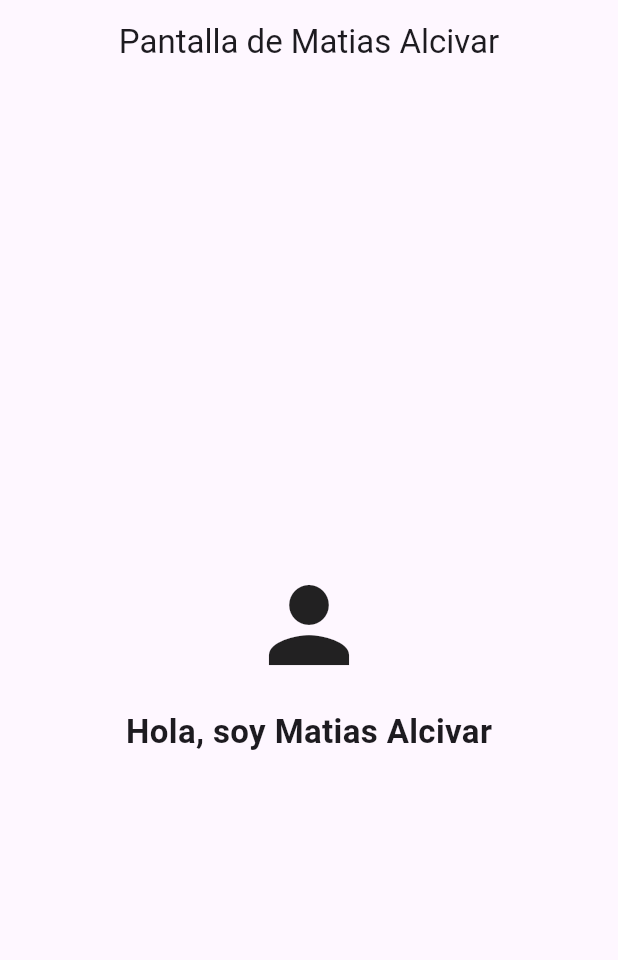
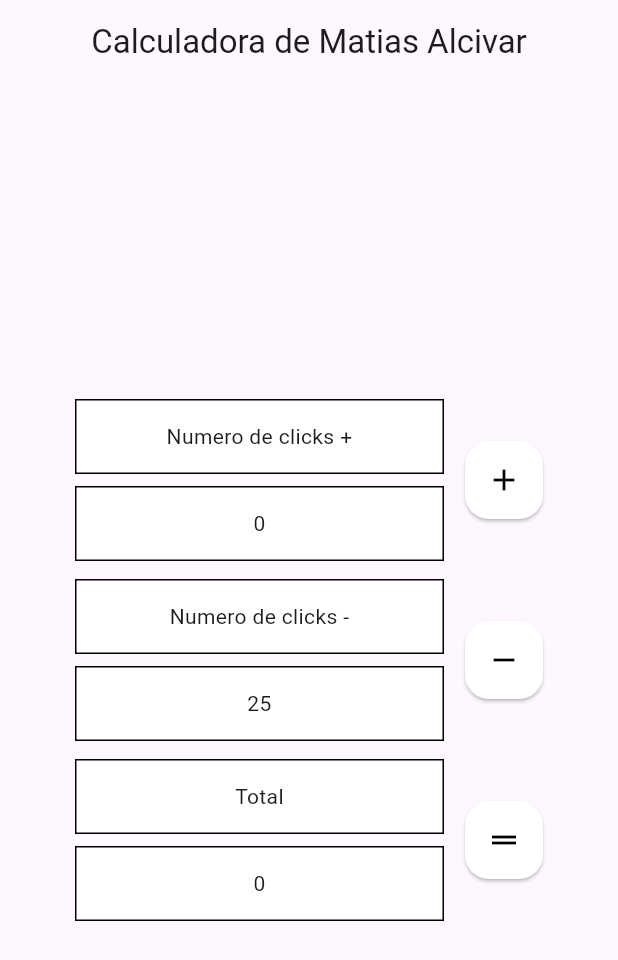
Before and after one commit to Aleeeee10/Trabajo-Clase-Pantalla-Flutter, a Flutter app: the screen it shows after launch, on a phone screen of 412 x 824 dp. Shown: the top 960 px of the screen. Run offline on Flutter 3.47's test engine with Material 3 defaults, Android fonts, the phone set to English and light mode, and no system bars.

Commit message:
Agregar calculadora a la pantalla de Matias

```diff
--- a/lib/presentacion/screens/mipantalla.dart
+++ b/lib/presentacion/screens/mipantalla.dart
@@ -1,28 +1,111 @@
 import 'package:flutter/material.dart';
 
-class MiPantalla extends StatelessWidget {
+class MiPantalla extends StatefulWidget {
   const MiPantalla({super.key});
+
+  @override
+  State<MiPantalla> createState() => _MiPantallaState();
+}
+
+class _MiPantallaState extends State<MiPantalla> {
+  int _contadorPositivo = 0;
+  int _contadorRegresivo = 25;
+  int _total = 0;
 
   @override
   Widget build(BuildContext context) {
     return Scaffold(
       appBar: AppBar(
-        title: const Text('Pantalla de Matias Alcivar'),
+        title: const Text('Calculadora de Matias Alcivar'),
         centerTitle: true,
       ),
-      body: const Center(
-        child: Column(
-          mainAxisSize: MainAxisSize.min,
-          children: [
-            Icon(Icons.person, size: 80),
-            SizedBox(height: 16),
-            Text(
-              'Hola, soy Matias Alcivar',
-              style: TextStyle(fontSize: 22, fontWeight: FontWeight.bold),
+      body: Center(
+        child: ConstrainedBox(
+          constraints: const BoxConstraints(maxWidth: 360),
+          child: Padding(
+            padding: const EdgeInsets.all(24),
+            child: Column(
+              mainAxisSize: MainAxisSize.min,
+              children: [
+                _filaContador(
+                  titulo: 'Numero de clicks +',
+                  valor: _contadorPositivo,
+                  icono: Icons.add,
+                  accion: () => setState(() => _contadorPositivo++),
+                ),
+                const SizedBox(height: 12),
+                _filaContador(
+                  titulo: 'Numero de clicks -',
+                  valor: _contadorRegresivo,
+                  icono: Icons.remove,
+                  accion: () => setState(() {
+                    if (_contadorRegresivo > 0) _contadorRegresivo--;
+                  }),
+                ),
+                const SizedBox(height: 12),
+                _filaContador(
+                  titulo: 'Total',
+                  valor: _total,
+                  icono: Icons.drag_handle,
+                  accion: () => setState(
+                    () => _total = _contadorPositivo + _contadorRegresivo,
+                  ),
+                ),
+              ],
             ),
-          ],
+          ),
         ),
       ),
     );
   }
+
+  Widget _filaContador({
+    required String titulo,
+    required int valor,
+    required IconData icono,
+    required VoidCallback accion,
+  }) {
+    return Row(
+      children: [
+        Expanded(
+          child: Column(
+            children: [
+              Container(
+                width: double.infinity,
+                padding: const EdgeInsets.symmetric(vertical: 14),
+                decoration: BoxDecoration(
+                  color: Colors.white,
+                  border: Border.all(color: Colors.black),
+                ),
+                child: Text(titulo, textAlign: TextAlign.center),
+              ),
+              const SizedBox(height: 8),
+              Container(
+                width: double.infinity,
+                padding: const EdgeInsets.symmetric(vertical: 14),
+                decoration: BoxDecoration(
+                  color: Colors.white,
+                  border: Border.all(color: Colors.black),
+                ),
+                child: Text('$valor', textAlign: TextAlign.center),
+              ),
+            ],
+          ),
+        ),
+        const SizedBox(width: 14),
+        SizedBox(
+          width: 52,
+          height: 52,
+          child: FloatingActionButton(
+            heroTag: titulo,
+            onPressed: accion,
+            backgroundColor: Colors.white,
+            foregroundColor: Colors.black,
+            elevation: 1,
+            child: Icon(icono),
+          ),
+        ),
+      ],
+    );
+  }
 }
```
Also changed, not shown: 1 other file.
